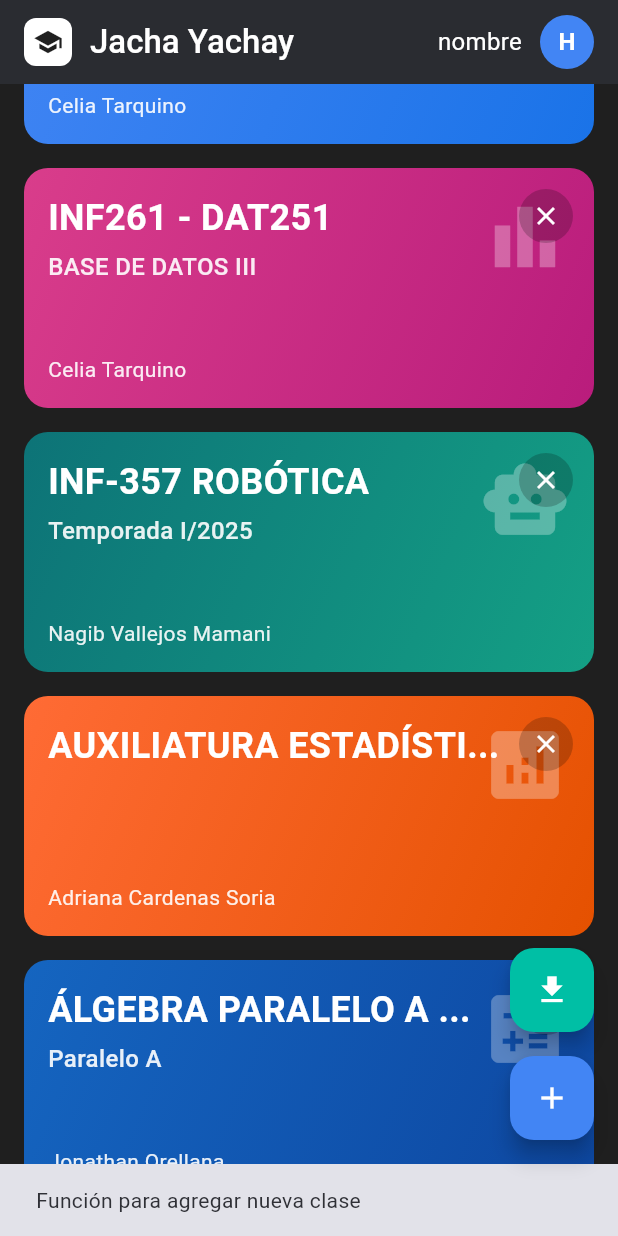
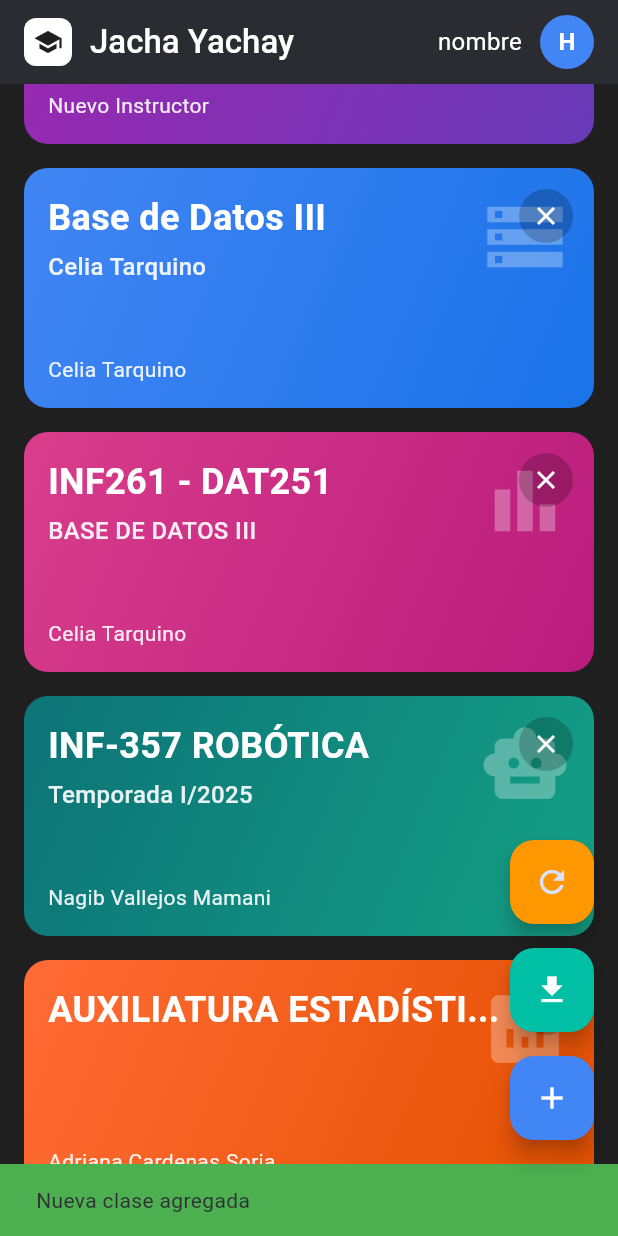
Before and after one commit to SaulChoque/Hackathon-Bicentenario-Jacha_Yachay, a Flutter app: the screen it shows after launch, scrolled down 144 dp, after a tap on the "add" icon, on a phone screen of 412 x 824 dp. Run offline on Flutter 3.47's test engine with Material 3 defaults, Android fonts, the phone set to English and light mode, and no system bars; our stand-ins replace sqflite; accounts and stored records are empty.

Commit message:
UPDATE database fix 50%

```diff
--- a/lib/models/database_models.dart
+++ b/lib/models/database_models.dart
@@ -136,6 +136,59 @@ class ArticleBlock {
   }
 }
 
+// Modelo para las clases/materias
+class ClassData {
+  final int? id;
+  final String title;
+  final String subtitle;
+  final String instructor;
+  final String gradientStartColor; // Almacenado como hex string
+  final String gradientEndColor;   // Almacenado como hex string
+  final String iconName;           // Nombre del icono
+  final DateTime createdAt;
+  final bool isActive;
+
+  ClassData({
+    this.id,
+    required this.title,
+    required this.subtitle,
+    required this.instructor,
+    required this.gradientStartColor,
+    required this.gradientEndColor,
+    required this.iconName,
+    required this.createdAt,
+    this.isActive = true,
+  });
+
+  Map<String, dynamic> toMap() {
+    return {
+      'id': id,
+      'title': title,
+      'subtitle': subtitle,
+      'instructor': instructor,
+      'gradient_start_color': gradientStartColor,
+      'gradient_end_color': gradientEndColor,
+      'icon_name': iconName,
+      'created_at': createdAt.toIso8601String(),
+      'is_active': isActive ? 1 : 0,
+    };
+  }
+
+  factory ClassData.fromMap(Map<String, dynamic> map) {
+    return ClassData(
+      id: map['id'],
+      title: map['title'],
+      subtitle: map['subtitle'],
+      instructor: map['instructor'],
+      gradientStartColor: map['gradient_start_color'],
+      gradientEndColor: map['gradient_end_color'],
+      iconName: map['icon_name'],
+      createdAt: DateTime.parse(map['created_at']),
+      isActive: map['is_active'] == 1,
+    );
+  }
+}
+
 // Modelo completo que incluye documento con sus bloques y preguntas
 class DocumentComplete {
   final Document document;
--- a/lib/services/class_service.dart
+++ b/lib/services/class_service.dart
@@ -1,7 +1,94 @@
 import '../models/class_card_model.dart';
+import '../models/database_models.dart';
+import '../services/database_service.dart';
+import '../services/ui_helper.dart';
 import 'package:flutter/material.dart';
 
 class ClassService {
+  static final DatabaseService _databaseService = DatabaseService();
+
+  /// Obtiene todas las clases desde la base de datos
+  static Future<List<ClassCardModel>> getClasses() async {
+    try {
+      final classDataList = await _databaseService.getAllClasses();
+      print('============= >>>>>>>>>>>>>> DATOSSSSSS');
+      return classDataList.map((classData) => _convertToClassCardModel(classData)).toList();
+    } catch (e) {
+      // En caso de error, devolver lista vacía o datos por defecto
+      print('============= >>>>>>>>>>>>>> Error al cargar clases: $e');
+      return getDefaultClasses();
+    }
+  }
+
+  /// Convierte ClassData (DB) a ClassCardModel (UI)
+  static ClassCardModel _convertToClassCardModel(ClassData classData) {
+    return ClassCardModel(
+      title: classData.title,
+      subtitle: classData.subtitle,
+      instructor: classData.instructor,
+      gradientStartColor: UiHelper.getColorFromString(classData.gradientStartColor),
+      gradientEndColor: UiHelper.getColorFromString(classData.gradientEndColor),
+      icon: UiHelper.getIconFromString(classData.iconName),
+    );
+  }
+
+  /// Crea una nueva clase en la base de datos
+  static Future<int> createClass({
+    required String title,
+    required String subtitle,
+    required String instructor,
+    Color? gradientStartColor,
+    Color? gradientEndColor,
+    IconData? icon,
+  }) async {
+    final classData = ClassData(
+      title: title,
+      subtitle: subtitle,
+      instructor: instructor,
+      gradientStartColor: UiHelper.getStringFromColor(gradientStartColor ?? const Color(0xFF4285F4)),
+      gradientEndColor: UiHelper.getStringFromColor(gradientEndColor ?? const Color(0xFF1A73E8)),
+      iconName: UiHelper.getStringFromIcon(icon ?? Icons.class_),
+      createdAt: DateTime.now(),
+    );
+
+    return await _databaseService.insertClass(classData);
+  }
+
+  /// Actualiza una clase existente
+  static Future<int> updateClass({
+    required int id,
+    required String title,
+    required String subtitle,
+    required String instructor,
+    required Color gradientStartColor,
+    required Color gradientEndColor,
+    required IconData icon,
+  }) async {
+    final classData = ClassData(
+      id: id,
+      title: title,
+      subtitle: subtitle,
+      instructor: instructor,
+      gradientStartColor: UiHelper.getStringFromColor(gradientStartColor),
+      gradientEndColor: UiHelper.getStringFromColor(gradientEndColor),
+      iconName: UiHelper.getStringFromIcon(icon),
+      createdAt: DateTime.now(), // Se podría mantener la fecha original
+    );
+
+    return await _databaseService.updateClass(classData);
+  }
+
+  /// Elimina una clase (soft delete)
+  static Future<int> deleteClass(int id) async {
+    return await _databaseService.deleteClass(id);
+  }
+
+  /// Obtiene una clase específica por ID
+  static Future<ClassData?> getClassById(int id) async {
+    return await _databaseService.getClass(id);
+  }
+
+  /// Datos por defecto (fallback) - mantener como backup
   static List<ClassCardModel> getDefaultClasses() {
     return [
       ClassCardModel(
@@ -47,6 +134,7 @@ class ClassService {
     ];
   }
 
+  /// Método legacy para crear clase (mantener compatibilidad)
   static ClassCardModel createNewClass({
     required String title,
     required String subtitle,
@@ -64,4 +152,61 @@ class ClassService {
       icon: icon ?? Icons.class_,
     );
   }
+
+  /// Inicializa los datos por defecto en la base de datos si está vacía
+  static Future<void> initializeDefaultData() async {
+    try {
+      final existingClasses = await _databaseService.getAllClasses();
+      if (existingClasses.isEmpty) {
+        print('>>>>>>>>>>>>>>>>>>>>>>>>>>>>>>>>>>>>>>> DATOS POR DEFECTO initialize or default >>>>>>>>>>>>>>>>>>>>>>>>>>>>>>>>>>>>>>>>>>>>>>>>>>\n');
+        // Insertar datos por defecto
+        await createClass(
+          title: 'Base de Datos III',
+          subtitle: 'Celia Tarquino',
+          instructor: 'Celia Tarquino',
+          gradientStartColor: const Color(0xFF4285F4),
+          gradientEndColor: const Color(0xFF1A73E8),
+          icon: Icons.storage,
+        );
+
+        await createClass(
+          title: 'INF261 - DAT251',
+          subtitle: 'BASE DE DATOS III',
+          instructor: 'Celia Tarquino',
+          gradientStartColor: const Color(0xFFD93D8B),
+          gradientEndColor: const Color(0xFFB91C7C),
+          icon: Icons.bar_chart,
+        );
+
+        await createClass(
+          title: 'INF-357 ROBÓTICA',
+          subtitle: 'Temporada I/2025',
+          instructor: 'Nagib Vallejos Mamani',
+          gradientStartColor: const Color(0xFF0D7377),
+          gradientEndColor: const Color(0xFF14A085),
+          icon: Icons.smart_toy,
+        );
+
+        await createClass(
+          title: 'AUXILIATURA ESTADÍSTI...',
+          subtitle: '',
+          instructor: 'Adriana Cardenas Soria',
+          gradientStartColor: const Color(0xFFFF6B35),
+          gradientEndColor: const Color(0xFFE55100),
+          icon: Icons.analytics,
+        );
+
+        await createClass(
+          title: 'ÁLGEBRA PARALELO A ...',
+          subtitle: 'Paralelo A',
+          instructor: 'Jonathan Orellana',
+          gradientStartColor: const Color(0xFF1565C0),
+          gradientEndColor: const Color(0xFF0D47A1),
+          icon: Icons.calculate,
+        );
+      }
+    } catch (e) {
+      print('Error al inicializar datos por defecto: $e');
+    }
+  }
 }
--- a/lib/services/database_service.dart
+++ b/lib/services/database_service.dart
@@ -20,9 +20,93 @@ class DatabaseService {
 
     return await openDatabase(
       path,
-      version: 1,
+      version: 2, // Incrementamos la versión para activar onUpgrade
       onCreate: _createDatabase,
+      onUpgrade: _upgradeDatabase,
     );
+  }
+
+  Future<void> _upgradeDatabase(Database db, int oldVersion, int newVersion) async {
+    if (oldVersion < 2) {
+      // Agregar tabla classes si no existe
+      await db.execute('''
+        CREATE TABLE IF NOT EXISTS classes (
+          id INTEGER PRIMARY KEY AUTOINCREMENT,
+          title TEXT NOT NULL,
+          subtitle TEXT,
+          instructor TEXT NOT NULL,
+          gradient_start_color TEXT NOT NULL,
+          gradient_end_color TEXT NOT NULL,
+          icon_name TEXT NOT NULL,
+          created_at TIMESTAMP DEFAULT CURRENT_TIMESTAMP,
+          is_active BOOLEAN DEFAULT 1
+        )
+      ''');
+
+      // Insertar datos de ejemplo de clases si la tabla está vacía
+      final count = await db.rawQuery('SELECT COUNT(*) as count FROM classes');
+      if (count.first['count'] == 0) {
+        await _insertClassSampleData(db);
+      }
+    }
+  }
+
+  Future<void> _insertClassSampleData(Database db) async {
+    // Insertar clases de ejemplo
+    await db.insert('classes', {
+      'title': 'Base de Datos III',
+      'subtitle': 'Celia Tarquino',
+      'instructor': 'Celia Tarquino',
+      'gradient_start_color': '0xFF4285F4',
+      'gradient_end_color': '0xFF1A73E8',
+      'icon_name': 'storage',
+      'created_at': DateTime.now().toIso8601String(),
+      'is_active': 1
+    });
+
+    await db.insert('classes', {
+      'title': 'INF261 - DAT251',
+      'subtitle': 'BASE DE DATOS III',
+      'instructor': 'Celia Tarquino',
+      'gradient_start_color': '0xFFD93D8B',
+      'gradient_end_color': '0xFFB91C7C',
+      'icon_name': 'bar_chart',
+      'created_at': DateTime.now().toIso8601String(),
+      'is_active': 1
+    });
+
+    await db.insert('classes', {
+      'title': 'INF-357 ROBÓTICA',
+      'subtitle': 'Temporada I/2025',
+      'instructor': 'Nagib Vallejos Mamani',
+      'gradient_start_color': '0xFF0D7377',
+      'gradient_end_color': '0xFF14A085',
+      'icon_name': 'smart_toy',
+      'created_at': DateTime.now().toIso8601String(),
+      'is_active': 1
+    });
+
+    await db.insert('classes', {
+      'title': 'AUXILIATURA ESTADÍSTI...',
+      'subtitle': '',
+      'instructor': 'Adriana Cardenas Soria',
+      'gradient_start_color': '0xFFFF6B35',
+      'gradient_end_color': '0xFFE55100',
+      'icon_name': 'analytics',
+      'created_at': DateTime.now().toIso8601String(),
+      'is_active': 1
+    });
+
+    await db.insert('classes', {
+      'title': 'ÁLGEBRA PARALELO A ...',
+      'subtitle': 'Paralelo A',
+      'instructor': 'Jonathan Orellana',
+      'gradient_start_color': '0xFF1565C0',
+      'gradient_end_color': '0xFF0D47A1',
+      'icon_name': 'calculate',
+      'created_at': DateTime.now().toIso8601String(),
+      'is_active': 1
+    });
   }
 
   Future<void> _createDatabase(Database db, int version) async {
@@ -68,6 +152,21 @@ class DatabaseService {
         content TEXT,
         block_order INTEGER,
         FOREIGN KEY(document_id) REFERENCES documents(id)
+      )
+    ''');
+
+    // Crear tabla classes
+    await db.execute('''
+      CREATE TABLE classes (
+        id INTEGER PRIMARY KEY AUTOINCREMENT,
+        title TEXT NOT NULL,
+        subtitle TEXT,
+        instructor TEXT NOT NULL,
+        gradient_start_color TEXT NOT NULL,
+        gradient_end_color TEXT NOT NULL,
+        icon_name TEXT NOT NULL,
+        created_at TIMESTAMP DEFAULT CURRENT_TIMESTAMP,
+        is_active BOOLEAN DEFAULT 1
       )
     ''');
 
@@ -151,6 +250,9 @@ class DatabaseService {
       'text': 'Cuatro aplicaciones',
       'is_correct': 0
     });
+
+    // Insertar clases de ejemplo
+    await _insertClassSampleData(db);
   }
 
   // CRUD para Documents
@@ -215,6 +317,37 @@ class DatabaseService {
     return maps.map((map) => QuestionOption.fromMap(map)).toList();
   }
 
+  // CRUD para Classes
+  Future<int> insertClass(ClassData classData) async {
+    final db = await database;
+    return await db.insert('classes', classData.toMap());
+  }
+
+  Future<List<ClassData>> getAllClasses() async {
+    final db = await database;
+    final maps = await db.query('classes', where: 'is_active = ?', whereArgs: [1], orderBy: 'created_at DESC');
+    return maps.map((map) => ClassData.fromMap(map)).toList();
+  }
+
+  Future<ClassData?> getClass(int id) async {
+    final db = await database;
+    final maps = await db.query('classes', where: 'id = ?', whereArgs: [id]);
+    if (maps.isNotEmpty) {
+      return ClassData.fromMap(maps.first);
+    }
+    return null;
+  }
+
+  Future<int> updateClass(ClassData classData) async {
+    final db = await database;
+    return await db.update('classes', classData.toMap(), where: 'id = ?', whereArgs: [classData.id]);
+  }
+
+  Future<int> deleteClass(int id) async {
+    final db = await database;
+    return await db.update('classes', {'is_active': 0}, where: 'id = ?', whereArgs: [id]);
+  }
+
   // Método para obtener documento completo
   Future<DocumentComplete?> getCompleteDocument(int documentId) async {
     final document = await getDocument(documentId);
@@ -242,4 +375,11 @@ class DatabaseService {
     final db = await database;
     await db.close();
   }
+
+  /// Método para limpiar completamente la base de datos (útil para desarrollo)
+  Future<void> resetDatabase() async {
+    String path = join(await getDatabasesPath(), 'jacha_yachay.db');
+    await deleteDatabase(path);
+    _database = null; // Forzar recreación
+  }
 }
--- /dev/null
+++ b/lib/services/ui_helper.dart
@@ -0,0 +1,86 @@
+import 'package:flutter/material.dart';
+
+class UiHelper {
+  // Mapa de nombres de iconos a IconData
+  static const Map<String, IconData> _iconMap = {
+    'storage': Icons.storage,
+    'bar_chart': Icons.bar_chart,
+    'smart_toy': Icons.smart_toy,
+    'analytics': Icons.analytics,
+    'calculate': Icons.calculate,
+    'class_': Icons.class_,
+    'book': Icons.book,
+    'school': Icons.school,
+    'assignment': Icons.assignment,
+    'computer': Icons.computer,
+    'science': Icons.science,
+    'engineering': Icons.engineering,
+    'psychology': Icons.psychology,
+    'language': Icons.language,
+    'history_edu': Icons.history_edu,
+    'music_note': Icons.music_note,
+    'palette': Icons.palette,
+    'sports': Icons.sports,
+    'fitness_center': Icons.fitness_center,
+  };
+
+  /// Convierte un string de nombre de icono a IconData
+  static IconData getIconFromString(String iconName) {
+    return _iconMap[iconName] ?? Icons.class_;
+  }
+
+  /// Convierte un string hex a Color
+  static Color getColorFromString(String colorString) {
+    try {
+      // Remueve el '0x' si está presente y convierte a int
+      final colorValue = int.parse(colorString.replaceAll('0x', ''), radix: 16);
+      return Color(colorValue);
+    } catch (e) {
+      // Color por defecto en caso de error
+      return const Color(0xFF4285F4);
+    }
+  }
+
+  /// Convierte Color a string hex para almacenar en base de datos
+  static String getStringFromColor(Color color) {
+    return '0x${color.value.toRadixString(16).padLeft(8, '0').toUpperCase()}';
+  }
+
+  /// Obtiene el nombre del icono desde IconData (para almacenar en DB)
+  static String getStringFromIcon(IconData icon) {
+    // Busca en el mapa el nombre que corresponde al icono
+    for (String key in _iconMap.keys) {
+      if (_iconMap[key] == icon) {
+        return key;
+      }
+    }
+    return 'class_'; // Valor por defecto
+  }
+
+  /// Lista de todos los iconos disponibles para selección
+  static List<MapEntry<String, IconData>> get availableIcons {
+    return _iconMap.entries.toList();
+  }
+
+  /// Lista de colores predefinidos para las clases
+  static List<Color> get predefinedColors {
+    return [
+      const Color(0xFF4285F4), // Azul Google
+      const Color(0xFF1A73E8), // Azul oscuro
+      const Color(0xFFD93D8B), // Rosa
+      const Color(0xFFB91C7C), // Rosa oscuro
+      const Color(0xFF0D7377), // Verde azulado
+      const Color(0xFF14A085), // Verde menta
+      const Color(0xFFFF6B35), // Naranja
+      const Color(0xFFE55100), // Naranja oscuro
+      const Color(0xFF1565C0), // Azul índigo
+      const Color(0xFF0D47A1), // Azul marino
+      const Color(0xFF6A1B9A), // Púrpura
+      const Color(0xFF4A148C), // Púrpura oscuro
+      const Color(0xFFC62828), // Rojo
+      const Color(0xFFAD1457), // Rosa intenso
+      const Color(0xFF00695C), // Verde oscuro
+      const Color(0xFF2E7D32), // Verde
+    ];
+  }
+}
--- a/lib/views/jacha_yachay_home_page.dart
+++ b/lib/views/jacha_yachay_home_page.dart
@@ -3,6 +3,7 @@ import '../models/class_card_model.dart';
 import '../models/reception_model.dart';
 import '../widgets/class_card.dart';
 import '../services/class_service.dart';
+import '../services/database_service.dart';
 import '../views/reception_page.dart';
 
 class JachaYachayHomePage extends StatefulWidget {
@@ -13,7 +14,42 @@ class JachaYachayHomePage extends StatefulWidget {
 }
 
 class _JachaYachayHomePageState extends State<JachaYachayHomePage> {
-  List<ClassCardModel> classes = ClassService.getDefaultClasses();
+  List<ClassCardModel> classes = [];
+  bool isLoading = true;
+  String errorMessage = '';
+
+  @override
+  void initState() {
+    super.initState();
+    _loadClasses();
+  }
+
+  Future<void> _loadClasses() async {
+    try {
+      setState(() {
+        isLoading = true;
+        errorMessage = '';
+      });
+
+      // Inicializar datos por defecto si es necesario
+      await ClassService.initializeDefaultData();
+
+      // Cargar clases desde la base de datos
+      final loadedClasses = await ClassService.getClasses();
+
+      setState(() {
+        classes = loadedClasses;
+        isLoading = false;
+      });
+    } catch (e) {
+      setState(() {
+        errorMessage = 'Error al cargar las clases: $e';
+        isLoading = false;
+        // Usar datos por defecto en caso de error
+        classes = ClassService.getDefaultClasses();
+      });
+    }
+  }
 
   void _removeClass(int index) {
     setState(() {
@@ -139,7 +175,40 @@ class _JachaYachayHomePageState extends State<JachaYachayHomePage> {
           ),
         ],
       ),
-      body: classes.isEmpty
+      body: isLoading
+          ? const Center(
+              child: CircularProgressIndicator(
+                color: Color(0xFF4285F4),
+              ),
+            )
+          : errorMessage.isNotEmpty
+              ? Center(
+                  child: Column(
+                    mainAxisAlignment: MainAxisAlignment.center,
+                    children: [
+                      const Icon(
+                        Icons.error_outline,
+                        size: 80,
+                        color: Colors.red,
+                      ),
+                      const SizedBox(height: 16),
+                      Text(
+                        errorMessage,
+                        style: const TextStyle(
+                          color: Colors.red,
+                          fontSize: 16,
+                        ),
+                        textAlign: TextAlign.center,
+                      ),
+                      const SizedBox(height: 16),
+                      ElevatedButton(
+                        onPressed: _loadClasses,
+                        child: const Text('Reintentar'),
+                      ),
+                    ],
+                  ),
+                )
+              : classes.isEmpty
                   ? const Center(
                       child: Column(
                         mainAxisAlignment: MainAxisAlignment.center,
@@ -173,6 +242,24 @@ class _JachaYachayHomePageState extends State<JachaYachayHomePage> {
       floatingActionButton: Column(
         mainAxisAlignment: MainAxisAlignment.end,
         children: [
+          // Botón temporal para resetear DB (solo para desarrollo)
+          FloatingActionButton(
+            onPressed: () async {
+              final databaseService = DatabaseService();
+              await databaseService.resetDatabase();
+              _loadClasses();
+              ScaffoldMessenger.of(context).showSnackBar(
+                const SnackBar(
+                  content: Text('Base de datos reseteada'),
+                  backgroundColor: Colors.orange,
+                ),
+              );
+            },
+            backgroundColor: Colors.orange,
+            child: const Icon(Icons.refresh),
+            heroTag: "reset_db",
+          ),
+          const SizedBox(height: 16),
           // Botón de recibir
           FloatingActionButton(
             onPressed: _showReceptionMenu,
@@ -186,13 +273,35 @@ class _JachaYachayHomePageState extends State<JachaYachayHomePage> {
           const SizedBox(height: 16),
           // Botón de agregar clase
           FloatingActionButton(
-            onPressed: () {
-              // Aquí se podría agregar funcionalidad para añadir nuevas clases
+            onPressed: () async {
+              try {
+                // Crear una nueva clase de ejemplo
+                await ClassService.createClass(
+                  title: 'Nueva Clase',
+                  subtitle: 'Subtítulo',
+                  instructor: 'Nuevo Instructor',
+                  gradientStartColor: const Color(0xFF9C27B0),
+                  gradientEndColor: const Color(0xFF673AB7),
+                  icon: Icons.school,
+                );
+
+                // Recargar las clases
+                _loadClasses();
+
                 ScaffoldMessenger.of(context).showSnackBar(
                   const SnackBar(
-                  content: Text('Función para agregar nueva clase'),
+                    content: Text('Nueva clase agregada'),
+                    backgroundColor: Colors.green,
                   ),
                 );
+              } catch (e) {
+                ScaffoldMessenger.of(context).showSnackBar(
+                  SnackBar(
+                    content: Text('Error al agregar clase: $e'),
+                    backgroundColor: Colors.red,
+                  ),
+                );
+              }
             },
             backgroundColor: const Color(0xFF4285F4),
             heroTag: "add",
```
Also changed, not shown: 2 other files. Lines whose indentation alone changed are shown as unchanged.
